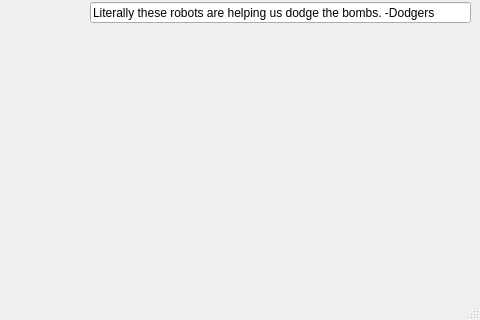
Old version of the form Testomonials/mainwindow.ui in the repository OwlbitCode/CS-c1-project1; both pictures show x 320 to 800 and y 265 to 585 of the 800 by 585 pixel window.
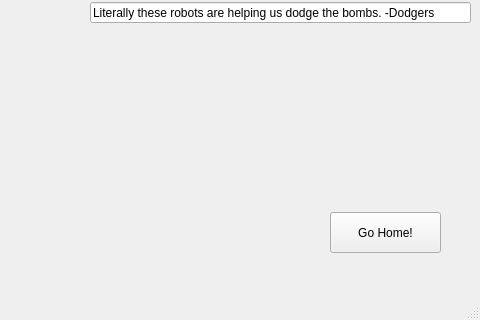
New version of the form.

The edit to the form file:
```diff
--- a/Testomonials/mainwindow.ui
+++ b/Testomonials/mainwindow.ui
@@ -92,6 +92,19 @@
      <string>Go Back</string>
     </property>
    </widget>
+   <widget class="QPushButton" name="pushButton_2">
+    <property name="geometry">
+     <rect>
+      <x>650</x>
+      <y>460</y>
+      <width>111</width>
+      <height>41</height>
+     </rect>
+    </property>
+    <property name="text">
+     <string>Go Home!</string>
+    </property>
+   </widget>
   </widget>
   <widget class="QMenuBar" name="menuBar">
    <property name="geometry">
```
